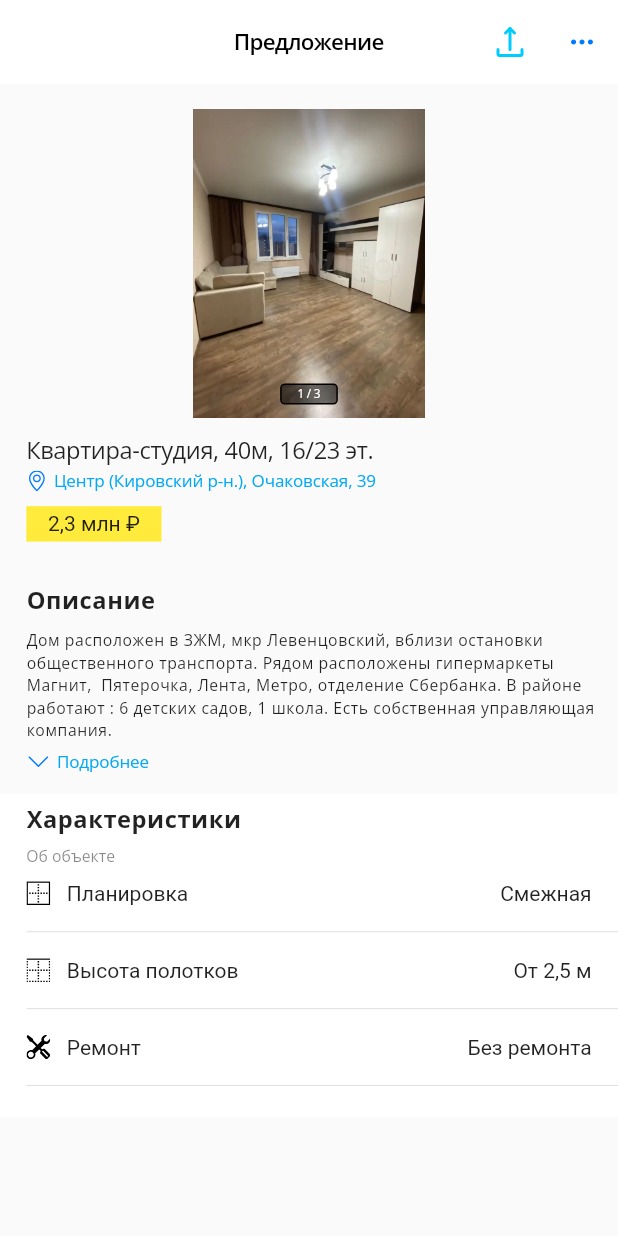
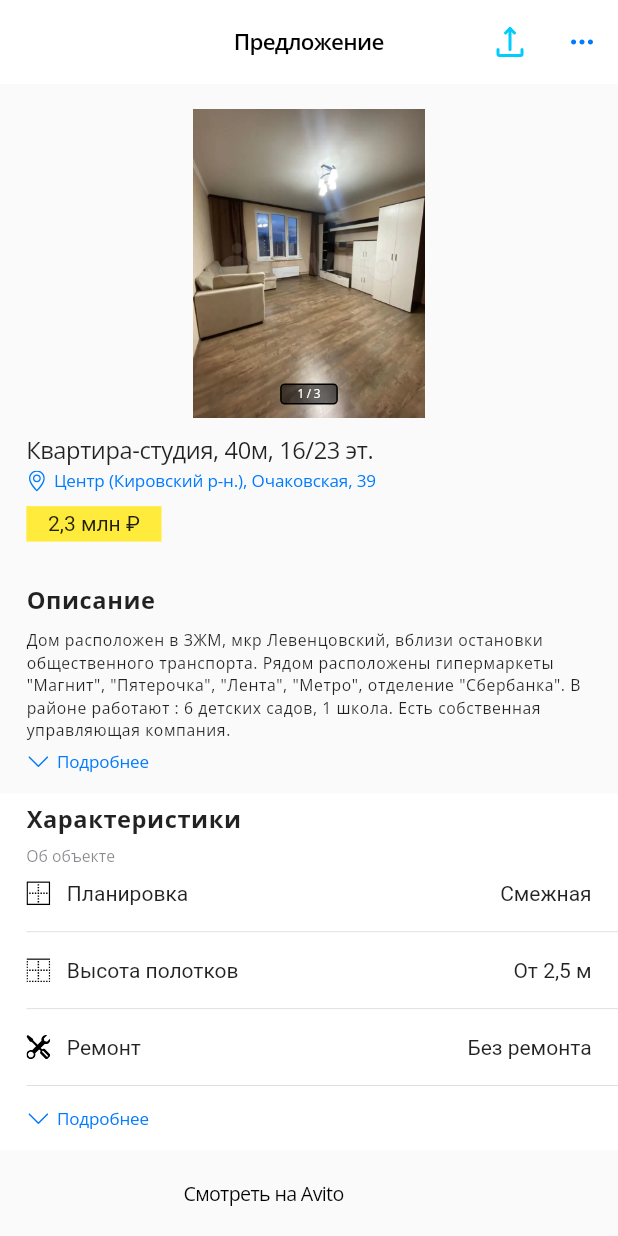
Before and after one commit to asayke/avito_page, a Flutter app: the screen it shows after launch, on a phone screen of 412 x 824 dp. Run offline on Flutter 3.47's test engine with Material 2 defaults, Android fonts, the phone set to English and light mode, and no system bars; drawn by our look-alikes of carousel_slider; our stand-ins replace equatable, flutter_screenutil, flutter_svg.

Commit message:
Added avito-provider, refactored code

```diff
--- a/lib/home_page.dart
+++ b/lib/home_page.dart
@@ -1,6 +1,7 @@
 import 'package:avito_page/models/category_model.dart';
 import 'package:avito_page/utils/app_icons.dart';
 import 'package:avito_page/widgets/announcement.dart';
+import 'package:avito_page/widgets/avito_provider.dart';
 import 'package:avito_page/widgets/desctription.dart';
 import 'package:avito_page/widgets/my_image.dart';
 import 'package:avito_page/widgets/specifications.dart';
@@ -23,14 +24,14 @@ class HomePage extends StatelessWidget {
         backgroundColor: Colors.white,
         actions: [
           IconButton(
-              onPressed: () {},
-              icon: SvgPicture.asset(AppIcons.uploadIcon)),
+              onPressed: () {}, icon: SvgPicture.asset(AppIcons.uploadIcon)),
           IconButton(
               onPressed: () {},
               icon: SvgPicture.asset(AppIcons.threeDots1Icon)),
         ],
       ),
       body: SingleChildScrollView(
+        physics: const AlwaysScrollableScrollPhysics(),
         child: Column(
           children: [
             SizedBox(height: 19.h),
@@ -58,6 +59,10 @@ class HomePage extends StatelessWidget {
             ),
             const DescriptionWidget(),
             const SpecificationsWidget(),
+            SizedBox(
+              height: 10.h,
+            ),
+            const AvitoProviderWidget(),
           ],
         ),
       ),
--- a/lib/utils/app_images.dart
+++ b/lib/utils/app_images.dart
@@ -2,4 +2,5 @@ abstract class AppImages {
   static const String image0 = "assets/images/photo0.jpg";
   static const String image1 = "assets/images/photo1.jpg";
   static const String image2 = "assets/images/photo2.jpg";
+  static const String avitoLogoImage = "assets/images/avito_logo.png";
 }
--- a/lib/utils/app_text_styles.dart
+++ b/lib/utils/app_text_styles.dart
@@ -12,7 +12,7 @@ abstract class AppTextStyles {
       letterSpacing: 0.35.w);
 
   static final TextStyle geolocationTextStyle = TextStyle(
-      color: Colors.lightBlue,
+      color: const Color.fromRGBO(0, 122, 255, 1),
       fontSize: 13.sp,
       height: 18.h / 13.sp,
       fontWeight: FontWeight.w400,
@@ -55,4 +55,12 @@ abstract class AppTextStyles {
       height: 16.h / 12.sp,
       fontWeight: FontWeight.w400,
       fontFamily: "OpenSans");
+
+  static final TextStyle goToAvitoTitleTextStyle = TextStyle(
+      color: Colors.black,
+      fontWeight: FontWeight.w400,
+      fontSize: 15.sp,
+      height: 22.h / 15.sp,
+      letterSpacing: -0.41.w,
+      fontFamily: "OpenSans");
 }
--- /dev/null
+++ b/lib/widgets/avito_provider.dart
@@ -0,0 +1,41 @@
+import 'package:avito_page/utils/app_images.dart';
+import 'package:avito_page/utils/app_text_styles.dart';
+import 'package:flutter/material.dart';
+import 'package:flutter_screenutil/flutter_screenutil.dart';
+import 'package:flutter_svg/svg.dart';
+import 'package:url_launcher/url_launcher.dart';
+
+class AvitoProviderWidget extends StatelessWidget {
+  const AvitoProviderWidget({super.key});
+
+  Future<void> _launchURL(String url) async {
+    final Uri uri = Uri(scheme: "https", host: url);
+
+    if (!await launchUrl(
+      uri,
+      mode: LaunchMode.externalApplication,
+    )) {
+      throw "Exception: can't launch url";
+    }
+  }
+
+  @override
+  Widget build(BuildContext context) {
+    return Container(
+      padding: EdgeInsets.symmetric(vertical: 11.h),
+      child: Row(children: [
+        SizedBox(
+          width: 101.5.w,
+        ),
+      //  SvgPicture.asset(AppImages.avitoLogoImage),
+        SizedBox(
+          width: 10.w,
+        ),
+        GestureDetector(
+          onTap: () => _launchURL("www.avito.ru"),
+          child: Text("Смотреть на Avito", style: AppTextStyles.goToAvitoTitleTextStyle,),
+        )
+      ]),
+    );
+  }
+}
--- a/lib/widgets/desctription.dart
+++ b/lib/widgets/desctription.dart
@@ -4,6 +4,7 @@ import 'package:flutter_screenutil/flutter_screenutil.dart';
 import 'package:flutter_svg/svg.dart';
 
 import '../utils/app_text_styles.dart';
+import 'more_detailed.dart';
 
 class DescriptionWidget extends StatelessWidget {
   const DescriptionWidget({super.key});
@@ -22,20 +23,14 @@ class DescriptionWidget extends StatelessWidget {
           ),
           SizedBox(height: 11.h),
           Text(
-            "Дом расположен в ЗЖМ, мкр Левенцовский, вблизи остановки общественного транспорта. Рядом расположены гипермаркеты ${"Магнит"},  ${"Пятерочка"}, ${"Лента"}, ${"Метро"}, отделение ${"Сбербанка"}. В районе работают : 6 детских садов, 1 школа. Есть собственная управляющая компания.",
+            'Дом расположен в ЗЖМ, мкр Левенцовский, вблизи остановки общественного транспорта. Рядом расположены гипермаркеты "Магнит", "Пятерочка", "Лента", "Метро", отделение "Сбербанка". В районе работают : 6 детских садов, 1 школа. Есть собственная управляющая компания.',
             style: AppTextStyles.descriptionTextStyle,
             textAlign: TextAlign.left,
           ),
           SizedBox(
             height: 7.h,
           ),
-          Row(children: [
-            SvgPicture.asset(AppIcons.chevronDown1Icon),
-            SizedBox(
-              width: 4.w,
-            ),
-            Text("Подробнее", style: AppTextStyles.geolocationTextStyle),
-          ]),
+          const MoreDetailedButton(),
         ],
       ),
     );
--- /dev/null
+++ b/lib/widgets/more_detailed.dart
@@ -0,0 +1,21 @@
+import 'package:flutter/cupertino.dart';
+import 'package:flutter_screenutil/flutter_screenutil.dart';
+import 'package:flutter_svg/svg.dart';
+
+import '../utils/app_icons.dart';
+import '../utils/app_text_styles.dart';
+
+class MoreDetailedButton extends StatelessWidget {
+  const MoreDetailedButton({super.key});
+
+  @override
+  Widget build(BuildContext context) {
+    return Row(children: [
+      SvgPicture.asset(AppIcons.chevronDown1Icon),
+      SizedBox(
+        width: 4.w,
+      ),
+      Text("Подробнее", style: AppTextStyles.geolocationTextStyle),
+    ]);
+  }
+}
--- a/lib/widgets/my_image.dart
+++ b/lib/widgets/my_image.dart
@@ -9,7 +9,6 @@ class MyImage extends StatelessWidget {
   @override
   Widget build(BuildContext context) {
     return Image(
-    //230 450
       height: 235.h,
       width: 346.w,
       image: AssetImage(imagePath),
--- a/lib/widgets/property.dart
+++ b/lib/widgets/property.dart
@@ -6,6 +6,7 @@ class PropertyWidget extends StatelessWidget {
   final String iconPath;
   final String propertyName;
   final String propertyValue;
+
   const PropertyWidget({
     super.key,
     required this.iconPath,
@@ -39,7 +40,7 @@ class PropertyWidget extends StatelessWidget {
             ],
           ),
         ),
-        Divider(),
+        const Divider(),
       ],
     );
   }
--- a/lib/widgets/specifications.dart
+++ b/lib/widgets/specifications.dart
@@ -4,6 +4,7 @@ import 'package:flutter_screenutil/flutter_screenutil.dart';
 
 import '../utils/app_icons.dart';
 import '../utils/app_text_styles.dart';
+import 'more_detailed.dart';
 
 class SpecificationsWidget extends StatelessWidget {
   const SpecificationsWidget({super.key});
@@ -27,7 +28,10 @@ class SpecificationsWidget extends StatelessWidget {
           SizedBox(
             height: 10.h,
           ),
-          Text("Об объекте", style: AppTextStyles.aboutObjectTextStyle,),
+          Text(
+            "Об объекте",
+            style: AppTextStyles.aboutObjectTextStyle,
+          ),
           const PropertyWidget(
               iconPath: AppIcons.borderOuter1Icon,
               propertyName: "Планировка",
@@ -40,6 +44,10 @@ class SpecificationsWidget extends StatelessWidget {
               iconPath: AppIcons.tools1Icon,
               propertyName: "Ремонт",
               propertyValue: "Без ремонта"),
+          SizedBox(
+            height: 7.h,
+          ),
+          const MoreDetailedButton(),
         ],
       ),
     );
--- a/pubspec.yaml
+++ b/pubspec.yaml
@@ -39,6 +39,7 @@ dependencies:
   flutter_screenutil: ^5.7.0
   carousel_slider: ^4.2.1
   equatable: ^2.0.5
+  url_launcher: ^6.1.10
 
 dev_dependencies:
   flutter_test:
```
Also changed, not shown: lib/main.dart (+5 -5 lines), assets/images/avito_logo.png (added), pubspec.lock, 5 other files. Lines whose indentation alone changed are shown as unchanged.
